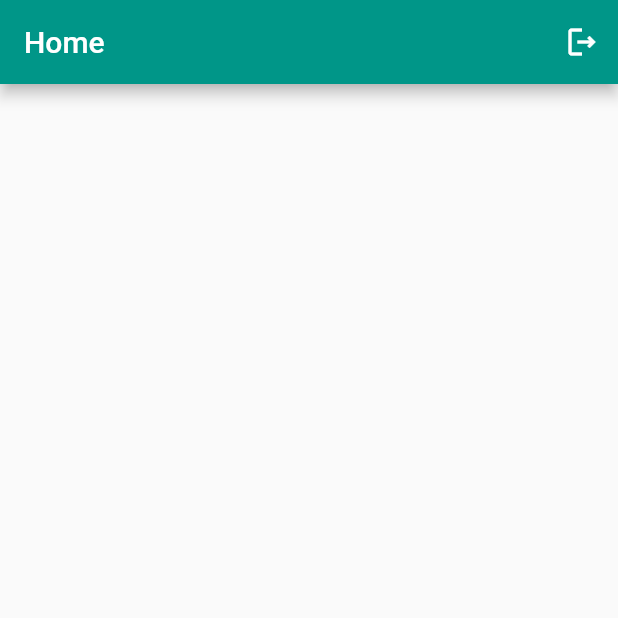
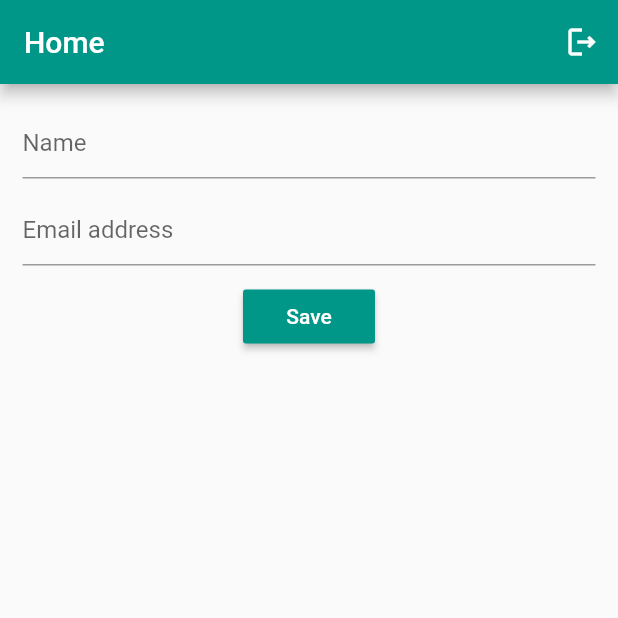
Before and after one commit to aash1r/Firebase_Authentication, a Flutter app: the HomeScreen screen opened directly, on a phone screen of 412 x 824 dp, the top half of it. Run offline on Flutter 3.47's test engine with Material 2 defaults, Android fonts, the phone set to English and light mode, and no system bars; our stand-ins replace cloud_firestore, firebase_auth, firebase_core; accounts and stored records are empty.

Commit message:
cloud firestore implemented

```diff
--- a/lib/main.dart
+++ b/lib/main.dart
@@ -1,3 +1,4 @@
+import 'package:cloud_firestore/cloud_firestore.dart';
 import 'package:firebase_auth/firebase_auth.dart';
 import 'package:flutter_firebase/firebase_options.dart';
 import 'package:firebase_core/firebase_core.dart';
@@ -8,13 +9,14 @@ import 'package:flutter_firebase/screens/phone_auth/signin_with_phone.dart';
 void main() async {
   WidgetsFlutterBinding.ensureInitialized();
   await Firebase.initializeApp(options: DefaultFirebaseOptions.currentPlatform);
+
   runApp(const MyApp());
 }
 
 class MyApp extends StatelessWidget {
   const MyApp({super.key});
 
-  // This widget is the root of your appl ication.
+  // This widget is the   root of your appl ication.
   @override
   Widget build(BuildContext context) {
     return MaterialApp(
--- a/lib/screens/home_screen.dart
+++ b/lib/screens/home_screen.dart
@@ -1,6 +1,6 @@
+import 'package:cloud_firestore/cloud_firestore.dart';
 import 'package:firebase_auth/firebase_auth.dart';
 import 'package:flutter/material.dart';
-import 'package:flutter_firebase/screens/email_auth/login_screen.dart';
 import 'package:flutter_firebase/screens/phone_auth/signin_with_phone.dart';
 
 class HomeScreen extends StatefulWidget {
@@ -11,6 +11,25 @@ class HomeScreen extends StatefulWidget {
 }
 
 class _HomeScreenState extends State<HomeScreen> {
+  TextEditingController emailcontroller = TextEditingController();
+  TextEditingController namecontroller = TextEditingController();
+
+  FirebaseFirestore firestore = FirebaseFirestore.instance;
+
+  void saveUser() async {
+    String name = namecontroller.text.trim();
+    String email = emailcontroller.text.trim();
+
+    namecontroller.clear();
+    emailcontroller.clear();
+
+    if (name != "" && email != "") {
+      await firestore.collection("Users").add({"name": name, "email": email});
+    } else {
+      print("Please fill all the fields");
+    }
+  }
+
   void logout() async {
     await FirebaseAuth.instance.signOut();
   }
@@ -35,6 +54,54 @@ class _HomeScreenState extends State<HomeScreen> {
               icon: const Icon(Icons.logout_outlined))
         ],
       ),
+      body: Padding(
+        padding: const EdgeInsets.all(15),
+        child: Column(
+          children: [
+            TextField(
+              controller: namecontroller,
+              decoration: const InputDecoration(hintText: "Name"),
+            ),
+            const SizedBox(
+              height: 10,
+            ),
+            TextField(
+              controller: emailcontroller,
+              decoration: const InputDecoration(hintText: "Email address"),
+            ),
+            const SizedBox(
+              height: 10,
+            ),
+            MaterialButton(
+              color: Colors.teal,
+              onPressed: () {
+                saveUser();
+              },
+              child: const Text(
+                "Save",
+                style: TextStyle(color: Colors.white),
+              ),
+            ),
+            const SizedBox(
+              height: 20,
+            ),
+            StreamBuilder(
+                stream: firestore.collection("Users").snapshots(),
+                builder: (context, snapshot) {
+                  if (snapshot.connectionState == ConnectionState.active) {
+                    if (snapshot.hasData && snapshot.data != null) {
+                      ListView.builder(itemBuilder: (context, index) {});
+                    }
+                  } else {
+                    Center(
+                      child: CircularProgressIndicator(),
+                    );
+                  }
+                  return ListTile();
+                })
+          ],
+        ),
+      ),
     );
   }
 }
--- a/pubspec.yaml
+++ b/pubspec.yaml
@@ -38,6 +38,7 @@ dependencies:
   firebase_core: ^2.16.0
   firebase_auth: ^4.10.0
   rename: ^2.1.1
+  cloud_firestore: ^4.9.2
 
 dev_dependencies:
   flutter_test:
```
Also changed, not shown: pubspec.lock, 2 other files.
